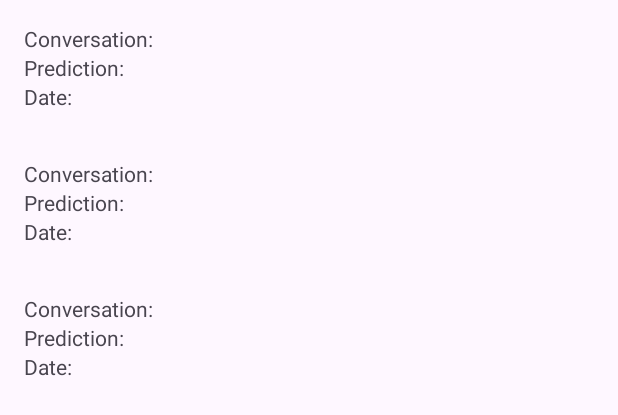
After one commit to PohYiJieNicholas/Capstone-ScamDetection, an Android app: the layout fragment_history.xml on its own in the app's theme, with its tools: preview values and no code run, on a phone screen of 412 x 824 dp. The commit adds this screen. Shown: the top 415 px of the screen. Run offline under Robolectric (Android 15) with nearby library versions, the phone set to English and light mode, and no system bars.

Commit message:
Display past conversation and prediction

```diff
--- a/app/src/main/java/com/example/scamdetection/BanNumbersFragment.kt
+++ b/app/src/main/java/com/example/scamdetection/BanNumbersFragment.kt
@@ -20,7 +20,6 @@ import com.example.scamdetection.phoneNumbers.NumberAdapter
 
 class BanNumbersFragment : Fragment() {
 
-    private var firebaseController: FirebaseController= FirebaseController()
     private var _binding : FragmentBanNumbersBinding? = null
     private val binding get() = _binding!!
 
--- a/app/src/main/java/com/example/scamdetection/apiCall/PredictionData.kt
+++ b/app/src/main/java/com/example/scamdetection/apiCall/PredictionData.kt
@@ -1,3 +1,7 @@
 package com.example.scamdetection.apiCall
 
-data class PredictionData(val conversation:String,val prediction:String, val date:String)
+data class PredictionData(
+    val conversation:String,
+    val prediction:String,
+    val date:String
+)
--- /dev/null
+++ b/app/src/main/res/layout/convo_item.xml
@@ -0,0 +1,58 @@
+<?xml version="1.0" encoding="utf-8"?>
+<LinearLayout xmlns:android="http://schemas.android.com/apk/res/android"
+    android:layout_width="match_parent"
+    android:layout_height="wrap_content"
+    android:orientation="vertical"
+    android:padding="16dp">
+
+    <LinearLayout
+        android:layout_width="match_parent"
+        android:layout_height="match_parent"
+        android:orientation="horizontal">
+
+        <TextView
+            android:id="@+id/label_conversation"
+            android:layout_width="wrap_content"
+            android:layout_height="wrap_content"
+            android:text="Conversation: " />
+        <TextView
+            android:id="@+id/txt_conversation"
+            android:layout_width="wrap_content"
+            android:layout_height="wrap_content"
+            android:text="" />
+    </LinearLayout>
+
+    <LinearLayout
+        android:layout_width="match_parent"
+        android:layout_height="match_parent"
+        android:orientation="horizontal">
+
+        <TextView
+            android:id="@+id/label_prediction"
+            android:layout_width="wrap_content"
+            android:layout_height="wrap_content"
+            android:text="Prediction: " />
+        <TextView
+            android:id="@+id/txt_prediction"
+            android:layout_width="wrap_content"
+            android:layout_height="wrap_content"
+            android:text="" />
+    </LinearLayout>
+    <LinearLayout
+        android:layout_width="match_parent"
+        android:layout_height="match_parent"
+        android:orientation="horizontal">
+
+        <TextView
+            android:id="@+id/label_date"
+            android:layout_width="wrap_content"
+            android:layout_height="wrap_content"
+            android:text="Date: " />
+        <TextView
+            android:id="@+id/txt_date"
+            android:layout_width="wrap_content"
+            android:layout_height="wrap_content"
+            android:text="" />
+    </LinearLayout>
+
+</LinearLayout>
--- /dev/null
+++ b/app/src/main/res/layout/fragment_history.xml
@@ -0,0 +1,15 @@
+<?xml version="1.0" encoding="utf-8"?>
+<FrameLayout xmlns:android="http://schemas.android.com/apk/res/android"
+    xmlns:tools="http://schemas.android.com/tools"
+    android:layout_width="match_parent"
+    android:layout_height="match_parent"
+    tools:context=".HistoryFragment">
+
+    <!-- TODO: Update blank fragment layout -->
+    <androidx.recyclerview.widget.RecyclerView
+        android:id="@+id/rv_conversation"
+        android:layout_width="match_parent"
+        android:layout_height="match_parent"
+        tools:listitem="@layout/convo_item" />
+
+</FrameLayout>
--- a/app/src/main/res/menu/nav_items.xml
+++ b/app/src/main/res/menu/nav_items.xml
@@ -7,4 +7,8 @@
     <item
         android:id="@+id/prediction"
         android:title="@string/btmNav_prediction" />
+
+    <item
+        android:id="@+id/history"
+        android:title="@string/btmNav_history" />
 </menu>
--- a/app/src/main/res/values/strings.xml
+++ b/app/src/main/res/values/strings.xml
@@ -5,4 +5,6 @@
 
     <string name="btmNav_banNumbers">Ban Numbers</string>
     <string name="btmNav_prediction">Predictions</string>
+    <string name="btmNav_history">History</string>
+
 </resources>
```
Also changed, not shown: app/src/main/AndroidManifest.xml (+13 -1 lines), app/src/main/java/com/example/scamdetection/HistoryFragment.kt (added, +70 -0 lines), app/src/main/java/com/example/scamdetection/MainActivity.kt (+61 -10 lines), app/src/main/java/com/example/scamdetection/MyCallScreeningService.kt (added, +28 -0 lines), app/src/main/java/com/example/scamdetection/conversations/ConversationAdapter.kt (added, +40 -0 lines), app/src/main/java/com/example/scamdetection/conversations/ConversationModel.kt (added, +7 -0 lines).
